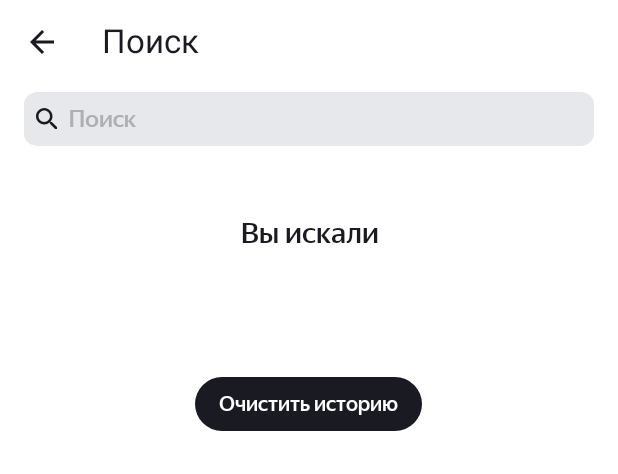
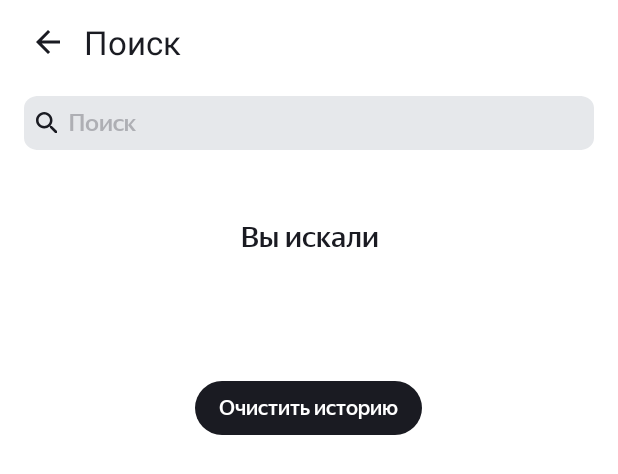
Before and after one commit to PaladinLeonid/PlaylistMaker1, an Android app: the layout activity_search.xml on its own in the app's theme, with its tools: preview values and no code run, on a phone screen of 412 x 824 dp. Shown: the top 474 px of the screen. Run offline under Robolectric (Android 15) with nearby library versions, the phone set to English and light mode, and no system bars.

Commit message:
Sprint 12 project

```diff
--- a/app/src/main/java/com/example/playlistmaker1/MainActivity.kt
+++ b/app/src/main/java/com/example/playlistmaker1/MainActivity.kt
@@ -1,13 +1,12 @@
 package com.example.playlistmaker1
 
 import android.content.Intent
-import android.content.SharedPreferences
 import android.os.Bundle
 import android.widget.Button
 import androidx.appcompat.app.AppCompatActivity
 
 class MainActivity : AppCompatActivity() {
-    private lateinit var sharedPreferences: SharedPreferences
+
     override fun onCreate(savedInstanceState: Bundle?) {
         super.onCreate(savedInstanceState)
         setContentView(R.layout.activity_main)
--- a/app/src/main/res/layout/activity_search.xml
+++ b/app/src/main/res/layout/activity_search.xml
@@ -1,5 +1,14 @@
 <?xml version="1.0" encoding="utf-8"?>
+<ScrollView
+    android:layout_width="match_parent"
+    android:layout_height="match_parent"
+    xmlns:android="http://schemas.android.com/apk/res/android"
+    xmlns:app="http://schemas.android.com/apk/res-auto"
+    xmlns:tools="http://schemas.android.com/tools"
+    android:background="@color/setting_bg">
+
 <LinearLayout
+
     xmlns:android="http://schemas.android.com/apk/res/android"
     xmlns:app="http://schemas.android.com/apk/res-auto"
     xmlns:tools="http://schemas.android.com/tools"
@@ -12,33 +21,31 @@
     tools:context=".SearchActivity">
     <LinearLayout
         android:layout_width="match_parent"
-        android:layout_height="wrap_content"
-        tools:ignore="MissingConstraints,UseCompoundDrawables">
+        android:layout_height="56dp"
+        android:orientation="horizontal"
+        android:padding="4dp">
 
         <ImageView
             android:id="@+id/arrow_back"
             android:layout_width="24dp"
             android:layout_height="24dp"
+            android:layout_gravity="center_vertical"
+            android:layout_marginEnd="12dp"
             android:src="@drawable/arrow_back_foreground"
-            android:layout_marginTop="16dp"
-            android:layout_marginEnd="16dp"
-            app:tint="@color/settings_text_color"
-            tools:ignore="ContentDescription" />
+            app:tint="@color/settings_text_color" />
 
         <TextView
+            android:text="@string/search"
             android:layout_width="wrap_content"
             android:layout_height="wrap_content"
+            android:layout_gravity="center_vertical"
+            style="@style/Titles"/>
 
-            android:padding="12dp"
-            android:text="@string/search"
-            android:textColor="@color/settings_text_color"
-            android:textSize="@dimen/title_size" />
     </LinearLayout>
 
     <LinearLayout
         android:layout_width="match_parent"
         android:layout_height="wrap_content"
-
         android:layout_marginVertical="8dp"
         android:background="@drawable/edittext_background"
         android:backgroundTint="@color/search_background"
@@ -46,8 +53,9 @@
 
         <FrameLayout
         android:layout_width="match_parent"
-            android:layout_height="match_parent"
-            android:layout_marginHorizontal="8dp">
+        android:layout_height="36dp"
+        android:layout_marginHorizontal="8dp"
+        >
 
         <EditText
             android:drawablePadding="8dp"
@@ -72,21 +80,27 @@
             app:endIconMode="clear_text"
             />
 
-            <ImageButton
+
+        <Button
+            android:id="@+id/focusButton"
+            android:layout_width="wrap_content"
+            android:layout_height="wrap_content"
+            android:visibility="gone"/>
+
+        <com.google.android.material.button.MaterialButton
             android:id="@+id/search_clear_btn"
-                android:layout_width="wrap_content"
-                android:layout_height="match_parent"
-                android:layout_gravity="end"
-                android:paddingVertical="14dp"
-                android:paddingHorizontal="14dp"
+            android:layout_width="40dp"
+            android:layout_height="36dp"
+            android:layout_gravity="end|center_vertical"
             android:visibility="gone"
-                android:background="@color/search_background"
-                android:src="@drawable/clear"
-                app:tint="@color/search_clear_icon" />
+            android:background="@android:color/transparent"
+            app:icon="@drawable/clear"
+            app:iconGravity="end"
+            app:iconTint="@color/search_clear_icon"/>
 
     </FrameLayout>
+    </LinearLayout>
 
-    </LinearLayout>
 
     <TextView
         android:layout_width="match_parent"
@@ -95,8 +109,12 @@
         android:layout_height="52dp"
         android:layout_marginTop="24dp"
         android:gravity="center"
-        style="@style/Placeholder"
-        android:text="@string/You_search" />
+        android:text="@string/You_search"
+        android:fontFamily="@font/ys_display_medium"
+        android:textFontWeight="500"
+        android:textSize="19sp"
+       android:textColor="@color/settings_text_color"/>
+
 
     <androidx.recyclerview.widget.RecyclerView
         android:visibility="visible"
@@ -108,7 +126,7 @@
         android:layout_marginTop="24dp" />
 
     <Button
-        android:id="@+id/clean_history_button"
+        android:id="@+id/historyCleaner"
         android:visibility="visible"
         style="@style/Update"
         android:layout_width="wrap_content"
@@ -117,7 +135,6 @@
         android:layout_marginTop="24dp"
         android:text="@string/remove_history"
         android:textAllCaps="false" />
-
 
     <LinearLayout
         android:id="@+id/no_song"
@@ -139,7 +156,7 @@
             android:layout_height="wrap_content"
             android:layout_gravity="center"
             android:layout_marginTop="16dp"
-
+            style="@style/Placeholder"
             android:text="@string/no_song" />
 
     </LinearLayout>
@@ -196,7 +213,6 @@
                 android:textAllCaps="false" />
 
         </LinearLayout>
-
     </LinearLayout>
-
 </LinearLayout>
+</ScrollView>
--- a/app/src/main/res/layout/track_view.xml
+++ b/app/src/main/res/layout/track_view.xml
@@ -62,6 +62,6 @@
     <ImageView
         android:layout_width="wrap_content"
         android:layout_height="wrap_content"
-        android:src="@drawable/shareit_foreground"
+        android:src="@drawable/acception"
         app:tint="@color/text_color" />
 </LinearLayout>
--- a/app/src/main/res/mipmap-anydpi-v26/shareit.xml
+++ b/app/src/main/res/mipmap-anydpi-v26/shareit.xml
@@ -1,5 +1,5 @@
 <?xml version="1.0" encoding="utf-8"?>
 <adaptive-icon xmlns:android="http://schemas.android.com/apk/res/android">
-    <background android:drawable="@drawable/shareit_background"/>
-    <foreground android:drawable="@drawable/shareit_foreground"/>
+    <background android:drawable="@drawable/acception"/>
+    <foreground android:drawable="@drawable/acception"/>
 </adaptive-icon>
--- a/app/src/main/res/mipmap-anydpi-v26/shareit_round.xml
+++ b/app/src/main/res/mipmap-anydpi-v26/shareit_round.xml
@@ -1,5 +1,5 @@
 <?xml version="1.0" encoding="utf-8"?>
 <adaptive-icon xmlns:android="http://schemas.android.com/apk/res/android">
-    <background android:drawable="@drawable/shareit_background"/>
-    <foreground android:drawable="@drawable/shareit_foreground"/>
+    <background android:drawable="@drawable/acception"/>
+    <foreground android:drawable="@drawable/acception"/>
 </adaptive-icon>
--- a/app/src/main/res/mipmap-anydpi-v26/supportico.xml
+++ b/app/src/main/res/mipmap-anydpi-v26/supportico.xml
@@ -1,5 +1,5 @@
 <?xml version="1.0" encoding="utf-8"?>
 <adaptive-icon xmlns:android="http://schemas.android.com/apk/res/android">
-    <background android:drawable="@drawable/supportico_background"/>
-    <foreground android:drawable="@drawable/supportico_foreground"/>
+    <background android:drawable="@drawable/acception"/>
+    <foreground android:drawable="@drawable/acception"/>
 </adaptive-icon>
--- a/app/src/main/res/mipmap-anydpi-v26/supportico_round.xml
+++ b/app/src/main/res/mipmap-anydpi-v26/supportico_round.xml
@@ -1,5 +1,5 @@
 <?xml version="1.0" encoding="utf-8"?>
 <adaptive-icon xmlns:android="http://schemas.android.com/apk/res/android">
-    <background android:drawable="@drawable/supportico_background"/>
-    <foreground android:drawable="@drawable/supportico_foreground"/>
+    <background android:drawable="@drawable/acception"/>
+    <foreground android:drawable="@drawable/acception"/>
 </adaptive-icon>
--- a/app/src/main/res/values-night/colors.xml
+++ b/app/src/main/res/values-night/colors.xml
@@ -1,5 +1,5 @@
 <?xml version="1.0" encoding="utf-8"?>
-<resources>
+<resources xmlns:tools="http://schemas.android.com/tools">
     <color name="white">#FFFFFF</color>
     <color name="main_bg">#1A1B22</color>
     <color name="setting_bg">#1A1B22</color>
@@ -17,4 +17,6 @@
     <color name="track_title_color">#FFFFFF</color>
     <color name="update_btn">#FF000000</color>
     <color name="Update_btn_tint">#FFFFFF</color>
+    <color name="switch_thumb_dark" tools:ignore="MissingDefaultResource">#3772E7</color>
+    <color name="switch_track_dark" tools:ignore="MissingDefaultResource">#9FBBF3</color>
 </resources>
--- a/app/src/main/res/values-night/themes.xml
+++ b/app/src/main/res/values-night/themes.xml
@@ -4,5 +4,7 @@
         <item name="colorPrimary">@color/colorPrimaryDark</item>
         <item name="colorPrimaryDark">@color/colorPrimary</item>
         <item name="colorAccent">@color/colorAccent</item>
+        <item name="trackColor">@color/switch_track_dark</item>
+        <item name="thumbColor">@color/switch_thumb_dark</item>
     </style>
 </resources>
--- a/app/src/main/res/values/colors.xml
+++ b/app/src/main/res/values/colors.xml
@@ -19,4 +19,7 @@
     <color name="ic_bg">#AEAFB4</color>
     <color name="update_btn">#FFFFFF</color>
     <color name="Update_btn_tint">#1A1B22</color>
+    <color name="switch_thumb_light">#AEAFB4</color>
+    <color name="switch_track_light">#E6E8EB</color>
+
 </resources>
--- a/app/src/main/res/values/styles.xml
+++ b/app/src/main/res/values/styles.xml
@@ -21,17 +21,37 @@
 </style>
 
     <style name="SettingTextStyle">
-        <item name="android:layout_width">match_parent</item>
-        <item name="android:layout_height">wrap_content</item>
-        <item name="android:layout_gravity">start</item>
+        <item name="android:paddingStart">16dp</item>
+        <item name="android:paddingEnd">12dp</item>
+        <item name="android:background">@android:color/transparent</item>
+        <item name="android:fontFamily">@font/ys_display_medium</item>
+        <item name="android:inputType">textCapWords</item>
+        <item name="android:letterSpacing">0</item>
+        <item name="android:textAlignment">textStart</item>
         <item name="android:textColor">@color/settings_text_color</item>
         <item name="android:textSize">@dimen/setting_text_size</item>
-        <item name="android:fontFamily">@font/ys_display_medium</item>
         <item name="android:textFontWeight">400</item>
         <item name="android:paddingVertical">@dimen/settings_padding</item>
         <item name="android:iconTint">@color/settings_text_color</item>
+        <item name="iconGravity">end</item>
+
     </style>
+    <style name="Titles" >
 
+        <item name="android:textColor">@color/settings_text_color</item>
+        <item name="font">@font/ys_display_medium</item>
+        <item name="android:textFontWeight">600</item>
+
+        <item name="android:textSize">@dimen/title_size</item>
+
+
+
+    </style>
+    <style name="TitlesButton" >
+        <item name="android:iconTint">?attr/colorPrimary</item>
+        <item name="android:backgroundTint">?attr/colorPrimary</item>
+        <item name="android:background">?attr/colorPrimary</item>
+    </style>
     <style name="trackName">
         <item name="android:textFontWeight">400</item>
         <item name="android:textSize">16sp</item>
--- a/app/src/main/res/values/themes.xml
+++ b/app/src/main/res/values/themes.xml
@@ -4,6 +4,8 @@
         <item name="colorPrimary">@color/colorPrimary</item>
         <item name="colorPrimaryDark">@color/colorPrimaryDark</item>
         <item name="colorAccent">@color/colorAccent</item>
+        <item name="trackColor">@color/switch_track_dark</item>
+        <item name="thumbColor">@color/switch_thumb_dark</item>
     </style>
     <style name="Theme.MyApplication2" parent="Base.Theme.MyApplication2" />
 </resources>
```
Also changed, not shown: app/src/main/java/com/example/playlistmaker1/SearchActivity.kt (+177 -156 lines), app/src/main/res/drawable/shareit_background.xml (deleted, +0 -74 lines), app/src/main/res/drawable/shareit_foreground.xml (deleted, +0 -13 lines), app/src/main/res/drawable/supportico_background.xml (deleted, +0 -78 lines), app/src/main/res/drawable/supportico_foreground.xml (deleted, +0 -25 lines), app/src/main/res/layout/activity_settings.xml (+22 -15 lines). Lines whose indentation alone changed are shown as unchanged.
